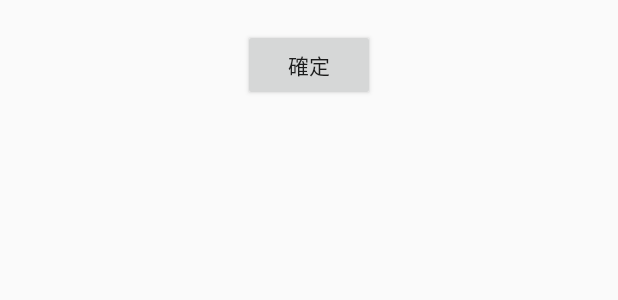
After one commit to pccr10001/DontSit, an Android app: the layout message_dialog.xml on its own in the app's theme, with its tools: preview values and no code run, on a phone screen of 412 x 824 dp. The commit adds this screen. Shown: the top 300 px of the screen. Run offline under Robolectric (Android 15) with nearby library versions, the light colour scheme and no system bars.

Commit message:
5.0 BLE Main 10%

```diff
--- a/app/src/main/java/com/example/dontsit/app/CushionUpdateService.java
+++ b/app/src/main/java/com/example/dontsit/app/CushionUpdateService.java
@@ -63,7 +63,8 @@ public class CushionUpdateService extends Service implements BLEConnectible{
 //            for (BluetoothGattCharacteristic characteristic : service.getCharacteristics())
 //                DebugTools.Log(characteristic.getUuid().toString());
 //        }
-        BluetoothGattCharacteristic characteristic = gatt.getService(UUID.fromString(target_service))
+        BluetoothGattCharacteristic characteristic =
+                gatt.getService(UUID.fromString(target_service))
                 .getCharacteristic(UUID.fromString(target_characteristic));
         gatt.setCharacteristicNotification(characteristic, true);
 
--- /dev/null
+++ b/app/src/main/java/com/example/dontsit/app/JustifyTextView.java
@@ -0,0 +1,94 @@
+package com.example.dontsit.app;
+
+import android.content.Context;
+import android.graphics.Canvas;
+import android.graphics.Typeface;
+import android.support.annotation.Nullable;
+import android.text.Layout;
+import android.text.StaticLayout;
+import android.text.TextPaint;
+import android.util.AttributeSet;
+import android.widget.TextView;
+
+public class JustifyTextView extends TextView {
+
+    private int mLineY;
+    private int mViewWidth;
+
+    public JustifyTextView(Context context) {
+        super(context);
+    }
+
+    public JustifyTextView(Context context, AttributeSet attrs) {
+        super(context, attrs);
+    }
+
+    public JustifyTextView(Context context, AttributeSet attrs, int defStyle) {
+        super(context, attrs, defStyle);
+    }
+
+    @Override
+    protected void onLayout(boolean changed, int left, int top, int right, int bottom) {
+        super.onLayout(changed, left, top, right, bottom);
+    }
+
+    @Override
+    protected void onDraw(@Nullable Canvas canvas) {
+        TextPaint paint = getPaint();
+        paint.setColor(getCurrentTextColor());
+        paint.drawableState = getDrawableState();
+        mViewWidth = getMeasuredWidth();
+        String text = (String) getText();
+        mLineY = 0;
+        mLineY += getTextSize();
+        Layout layout = getLayout();
+        for (int i = 0; i < layout.getLineCount(); i++) {
+            int lineStart = layout.getLineStart(i);
+            int lineEnd = layout.getLineEnd(i);
+            String line = text.substring(lineStart, lineEnd);
+
+            float width = StaticLayout.getDesiredWidth(text, lineStart, lineEnd, getPaint());
+            if (needScale(line, width)) {
+                drawScaledText(canvas, line, width);
+            } else {
+                if (canvas != null) {
+                    canvas.drawText(line, 0, mLineY, paint);
+                }
+            }
+
+            mLineY += getLineHeight();
+        }
+    }
+
+    public static final int padding = 100;
+
+    private void drawScaledText(Canvas canvas, String line, float lineWidth) {
+        float x = 0;
+        if (isFirstLineOfParagraph(line)) {
+            String blanks = "  ";
+            canvas.drawText(blanks, x, mLineY, getPaint());
+            float bw = StaticLayout.getDesiredWidth(blanks, getPaint());
+            x += bw;
+
+            line = line.substring(3);
+        }
+
+        float d = (mViewWidth - lineWidth) / line.length() - 1;
+        for (int i = 0; i < line.length(); i++) {
+            String c = String.valueOf(line.charAt(i));
+            float cw = StaticLayout.getDesiredWidth(c, getPaint());
+            canvas.drawText(c, x, mLineY, getPaint());
+            x += cw + d;
+        }
+    }
+
+    private boolean isFirstLineOfParagraph(String line) {
+        return line.length() > 3 && line.charAt(0) == ' ' && line.charAt(1) == ' ';
+    }
+
+    private boolean needScale(String line, float line_width) {
+        return line.length() != 0 && mViewWidth <= line_width + padding * 2 && line.charAt(line.length() - 1) != '\n';
+//            Log.i("*****", mViewWidth + ", " + line_width);
+    }
+
+}
--- /dev/null
+++ b/app/src/main/res/layout/message_dialog.xml
@@ -0,0 +1,19 @@
+<?xml version="1.0" encoding="utf-8"?>
+<LinearLayout xmlns:android="http://schemas.android.com/apk/res/android"
+              android:orientation="vertical"
+              android:layout_width="match_parent"
+              android:layout_height="match_parent">
+
+    <com.example.dontsit.app.JustifyTextView
+            android:id="@+id/InfoAlertJustifyText"
+            android:layout_width="fill_parent"
+            android:layout_height="wrap_content"/>
+
+    <Button
+            android:id="@+id/InfoAlertYesButton"
+            android:layout_gravity="center"
+            android:text="@string/yes"
+            android:layout_width="wrap_content"
+            android:layout_height="wrap_content"/>
+
+</LinearLayout>
--- a/app/src/main/res/values/strings.xml
+++ b/app/src/main/res/values/strings.xml
@@ -3,5 +3,6 @@
     <string name="hello_world">Hello world!</string>
     <string name="action_settings">Settings</string>
     <string name="tag">NotSit</string>
+    <string name="yes">確定</string>
     <bool name="debug">true</bool>
 </resources>
```
Also changed, not shown: app/src/main/java/com/example/dontsit/app/MainActivity.java (+58 -3 lines), 2 other files.
